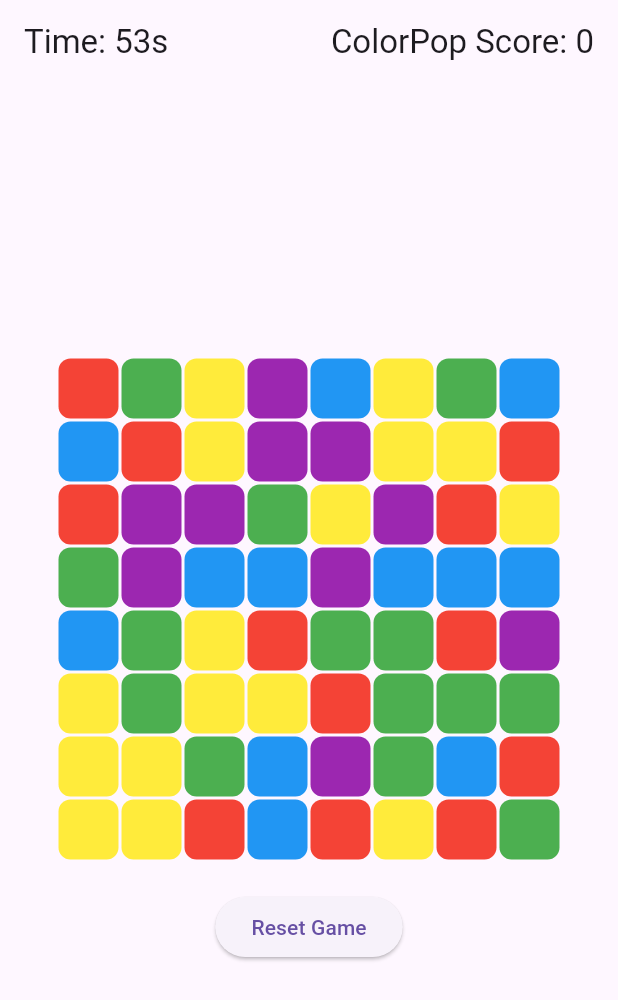
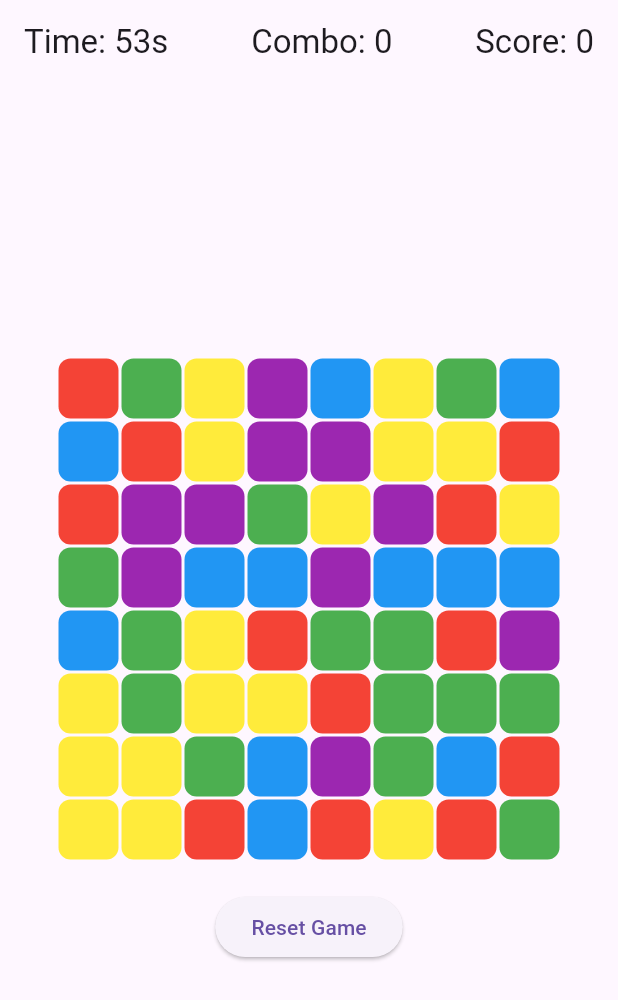
Before and after one commit to Hyowon-Cho/ColorPop, a Flutter app: the screen it shows after launch, on a phone screen of 412 x 824 dp. Shown: the top 1000 px of the screen. Run offline on Flutter 3.47's test engine with Material 3 defaults, Android fonts, the phone set to English and light mode, and no system bars.

Commit message:
Func: Revise Combo System

```diff
--- a/lib/main.dart
+++ b/lib/main.dart
@@ -34,6 +34,8 @@ class _ColorPopGameState extends State<ColorPopGame> {
     Colors.purple,
   ];
 
+
+
   @override
   void initState() {
     super.initState();
@@ -51,6 +53,7 @@ class _ColorPopGameState extends State<ColorPopGame> {
       ),
     );
   }
+
 
   bool isValidPosition(int row, int col) {
     return row >= 0 && row < rows && col >= 0 && col < cols;
@@ -206,7 +209,43 @@ void showGameOverDialog() {
   @override
   void dispose() {
     gameTimer?.cancel();
+    comboTimer?.cancel();
     super.dispose();
+  }
+
+
+  Widget buildComboDisplay() {
+    if (comboCount <= 1) return const SizedBox.shrink();
+
+    return Container(
+      padding: const EdgeInsets.all(8),
+      margin: const EdgeInsets.only(bottom: 16),
+      decoration: BoxDecoration(
+        color: Colors.purple.withOpacity(0.2),
+        borderRadius: BorderRadius.circular(8),
+      ),
+      child: Row(
+        mainAxisSize: MainAxisSize.min,
+        children: [
+          Text(
+            'COMBO x$comboCount',
+            style: TextStyle(
+              color: Colors.purple,
+              fontWeight: FontWeight.bold,
+              fontSize: 18,
+            ),
+          ),
+          const SizedBox(width: 8),
+          Text(
+            '$comboTimeRemaining',
+            style: TextStyle(
+              color: Colors.purple.withOpacity(0.8),
+              fontWeight: FontWeight.bold,
+            ),
+          ),
+        ],
+      ),
+    );
   }
 
   @override
@@ -214,8 +253,11 @@ void showGameOverDialog() {
     return Scaffold(
       appBar: AppBar(
         title: Row(
-          mainAxisAlignment: MainAxisAlignment.spaceBetween, children: [
-            Text('Time: ${remainingTime}s'), Text('ColorPop Score: $score'),
+          mainAxisAlignment: MainAxisAlignment.spaceBetween,
+          children: [
+            Text('Time: ${remainingTime}s'),
+            Text('Combo: $comboCount'),
+            Text('Score: $score'),
           ],
         ),
       ),
@@ -223,6 +265,23 @@ void showGameOverDialog() {
         child: Column(
           mainAxisAlignment: MainAxisAlignment.center,
           children: [
+            if (remainingTime <= 10)
+              Container(
+                padding: const EdgeInsets.all(8),
+                margin: const EdgeInsets.only(bottom: 16),
+                decoration: BoxDecoration(
+                  color: Colors.red.withOpacity(0.2),
+                  borderRadius: BorderRadius.circular(8),
+                ),
+                child: Text(
+                  'Time is running out!',
+                  style: TextStyle(
+                    color: Colors.red,
+                    fontWeight: FontWeight.bold,
+                  ),
+                ),
+              ),
+            buildComboDisplay(),
             for (int i = 0; i < rows; i++)
               Row(
                 mainAxisAlignment: MainAxisAlignment.center,
```
